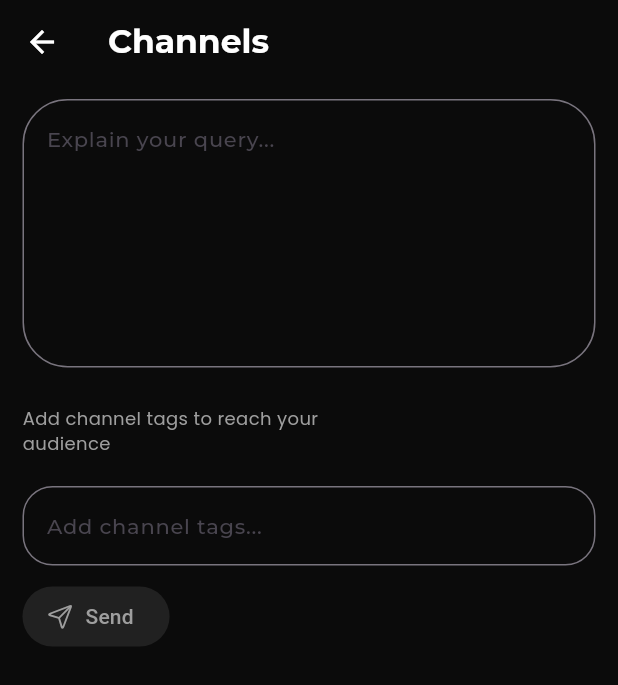
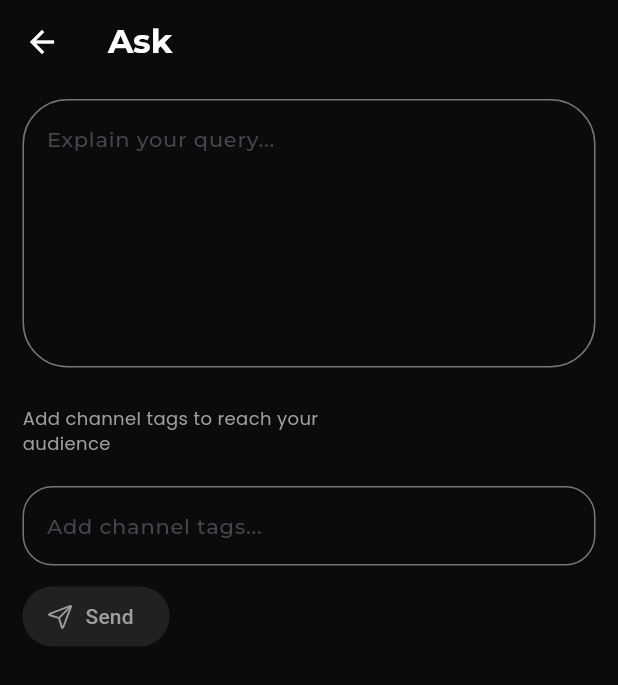
Before and after one commit to samvabyat1/nmax, a Flutter app: the ChannelsScreen screen opened directly, swiped to page 2, on a phone screen of 412 x 824 dp. Shown: the top 685 px of the screen. Run offline on Flutter 3.47's test engine with Material 3 defaults, Android fonts, the phone set to English and light mode, and no system bars; our stand-ins replace animated_toggle_switch, cached_network_image, cloud_firestore, firebase_auth, firebase_core, flip_card and 9 more; missing offline and left inert: matrix_gesture_detector_pro, widgets_to_image; accounts and stored records are empty; network calls fail.

Commit message:
commit 6

```diff
--- a/lib/backend/getting.dart
+++ b/lib/backend/getting.dart
@@ -11,8 +11,18 @@ Stream<QuerySnapshot<Map<String, dynamic>>> allPostsStream() {
   return firestore.collection('posts').snapshots();
 }
 
-Stream<QuerySnapshot<Map<String, dynamic>>> allAsksStream() {
-  return firestore.collection('ask').snapshots();
+Stream<QuerySnapshot<Map<String, dynamic>>> allAsksStream(String channel) {
+  if (channel.isNotEmpty)
+    return firestore
+        .collection('ask')
+        .where('tags', arrayContains: channel)
+        .orderBy('created', descending: true)
+        .snapshots();
+  return firestore.collection('ask').orderBy('created', descending: true).snapshots();
+}
+
+Stream<QuerySnapshot<Map<String, dynamic>>> allChannelTagsStream() {
+  return firestore.collection('ask').orderBy('tags').snapshots();
 }
 
 Future<Color> getImagePalette(String url) async {
--- a/lib/main.dart
+++ b/lib/main.dart
@@ -10,7 +10,7 @@ import 'package:nmax/screens/auth/first_screen.dart';
 import 'package:nmax/screens/direct/direct_screen.dart';
 import 'package:nmax/screens/home/home_screen.dart';
 import 'package:nmax/screens/profile_screen.dart';
-import 'package:nmax/screens/channels_screen.dart';
+import 'package:nmax/screens/channels/channels_screen.dart';
 import 'package:nmax/utils/styles.dart';
 
 void main() async {
@@ -21,6 +21,7 @@ void main() async {
   // testAddRandomUsers();
   // testAddApiPosts();
   getAllPosts();
+  // testAddMannualAsks();
   SystemChrome.setPreferredOrientations([
     DeviceOrientation.portraitUp,
   ]);
--- a/lib/screens/channels/ask_screen.dart
+++ b/lib/screens/channels/ask_screen.dart
@@ -29,6 +29,11 @@ class _AskScreenState extends State<AskScreen> {
   @override
   Widget build(BuildContext context) {
     return Scaffold(
+      appBar: AppBar(
+        title: Text(
+          'Ask',
+        ),
+      ),
       body: SingleChildScrollView(
         child: Padding(
           padding: const EdgeInsets.symmetric(horizontal: 15, vertical: 10),
--- /dev/null
+++ b/lib/screens/channels/channels_screen.dart
@@ -0,0 +1,40 @@
+import 'package:cloud_firestore/cloud_firestore.dart';
+import 'package:flutter/cupertino.dart';
+import 'package:flutter/material.dart';
+import 'package:nmax/backend/getting.dart';
+import 'package:nmax/screens/channels/ask_screen.dart';
+import 'package:nmax/screens/channels/channel_feed.dart';
+
+class ChannelsScreen extends StatefulWidget {
+  const ChannelsScreen({super.key});
+
+  @override
+  State<ChannelsScreen> createState() => _ChannelsScreenState();
+}
+
+class _ChannelsScreenState extends State<ChannelsScreen> {
+  late Stream<QuerySnapshot<Map<String, dynamic>>> allasks;
+  late Stream<QuerySnapshot<Map<String, dynamic>>> alltags;
+
+  String selectedChannel = '';
+
+  @override
+  void initState() {
+    super.initState();
+
+    allasks = allAsksStream(selectedChannel);
+    alltags = allChannelTagsStream();
+  }
+
+  @override
+  Widget build(BuildContext context) {
+    return Scaffold(
+      body: PageView(
+        children: [
+          ChannelFeed(),
+          AskScreen(),
+        ],
+      ),
+    );
+  }
+}
--- a/lib/screens/channels_screen.dart
+++ /dev/null
@@ -1,136 +0,0 @@
-import 'package:cloud_firestore/cloud_firestore.dart';
-import 'package:flutter/cupertino.dart';
-import 'package:flutter/material.dart';
-import 'package:google_fonts/google_fonts.dart';
-import 'package:nmax/backend/getting.dart';
-import 'package:nmax/models/post.dart';
-import 'package:nmax/screens/channels/ask_screen.dart';
-import 'package:nmax/utils/styles.dart';
-
-class ChannelsScreen extends StatefulWidget {
-  const ChannelsScreen({super.key});
-
-  @override
-  State<ChannelsScreen> createState() => _ChannelsScreenState();
-}
-
-class _ChannelsScreenState extends State<ChannelsScreen> {
-  late Stream<QuerySnapshot<Map<String, dynamic>>> allasks;
-
-  @override
-  void initState() {
-    super.initState();
-
-    allasks = allAsksStream();
-  }
-
-  @override
-  Widget build(BuildContext context) {
-    return Scaffold(
-      appBar: AppBar(
-        title: Text(
-          'Channels',
-        ),
-      ),
-      body: PageView(
-        children: [
-          StreamBuilder(
-              stream: allasks,
-              builder: (context, snapshot) {
-                if (snapshot.connectionState == ConnectionState.waiting ||
-                    snapshot.hasError ||
-                    snapshot.hasData == false)
-                  return Center(
-                    child: SizedBox(
-                      width: AppSizing.getWidth(context) * 0.4,
-                      height: 1,
-                      child: LinearProgressIndicator(
-                        color: Colors.deepOrange,
-                      ),
-                    ),
-                  );
-
-                if (snapshot.data!.size == 0)
-                  return Center(
-                    child: SizedBox(
-                      width: AppSizing.getWidth(context) * 0.4,
-                      height: 1,
-                      child: LinearProgressIndicator(
-                        color: Colors.deepOrange,
-                      ),
-                    ),
-                  );
-                var asks = snapshot.data!.docs
-                    .map(
-                      (e) => PostModel.fromJson(e.id, e.data()),
-                    )
-                    .toList();
-                return ListView.builder(
-                  itemCount: snapshot.data!.size,
-                  padding: EdgeInsets.symmetric(horizontal: 15, vertical: 10),
-                  itemBuilder: (context, index) => Padding(
-                    padding: const EdgeInsets.only(bottom: 25),
-                    child: Container(
-                      decoration: BoxDecoration(
-                        border: Border.all(
-                          color: Colors.white,
-                        ),
-                        borderRadius: BorderRadius.circular(30),
-                      ),
-                      child: Padding(
-                        padding: const EdgeInsets.all(20),
-                        child: Column(
-                          crossAxisAlignment: CrossAxisAlignment.start,
-                          children: [
-                            Text(
-                              asks[index].caption.toString(),
-                              style: AppTypography.body,
-                            ),
-                            space(10),
-                            Wrap(
-                              spacing: 10,
-                              children: asks[index]
-                                  .tags!
-                                  .map(
-                                    (e) => Container(
-                                      child: Text(
-                                        e,
-                                        style: AppTypography.sub,
-                                      ),
-                                    ),
-                                  )
-                                  .toList(),
-                            ),
-                            Row(
-                              children: [
-                                IconButton(
-                                    onPressed: () {},
-                                    icon: Icon(CupertinoIcons.heart)),
-                                IconButton(
-                                    onPressed: () {},
-                                    icon: Icon(CupertinoIcons.chat_bubble)),
-                                IconButton(
-                                    onPressed: () {},
-                                    icon: Icon(CupertinoIcons.paperplane)),
-                                Spacer(),
-                                Text(
-                                  asks[index].user.toString(),
-                                  style: GoogleFonts.oswald(
-                                    color: Colors.deepOrange,
-                                  ),
-                                )
-                              ],
-                            )
-                          ],
-                        ),
-                      ),
-                    ),
-                  ),
-                );
-              }),
-          AskScreen(),
-        ],
-      ),
-    );
-  }
-}
```
Also changed, not shown: lib/backend/tests.dart (+84 -6 lines), lib/screens/channels/channel_feed.dart (added, +203 -0 lines).
